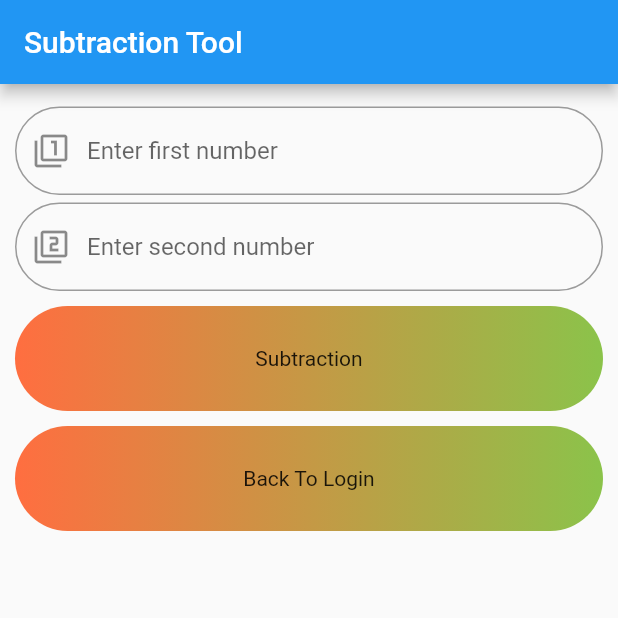
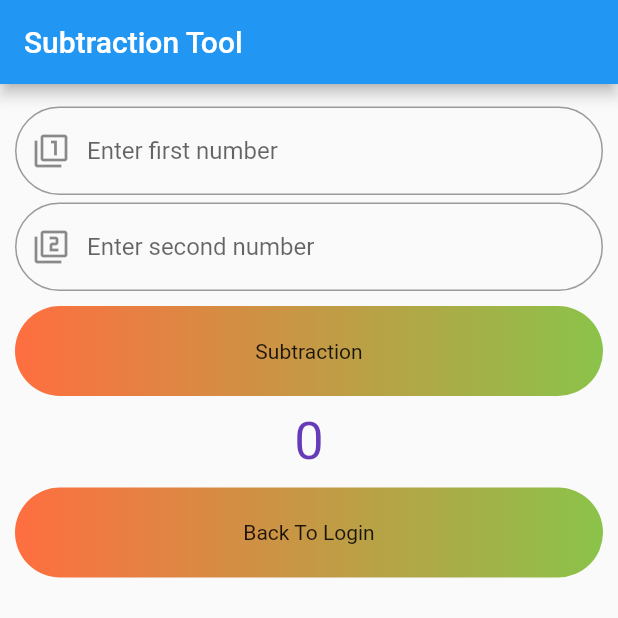
Before and after one commit to Arathy-up/Flutter-Assignment3, a Flutter app: the screen it shows after launch, after a tap on "Sub", on a phone screen of 412 x 824 dp, the top half of it. Run offline on Flutter 3.47's test engine with Material 2 defaults, Android fonts, the phone set to English and light mode, and no system bars.

Commit message:
use of setstate widget

```diff
--- a/lib/Calculator.dart
+++ b/lib/Calculator.dart
@@ -7,7 +7,11 @@ import 'package:flutter_app_assignment3/Subtraction.dart';
 class Calculator extends StatelessWidget {
   @override
   Widget build(BuildContext context) {
-    return Container(
+    return SizedBox.expand(
+      child: Container(
+        decoration: BoxDecoration(
+          gradient: LinearGradient(colors: [Colors.lightGreenAccent,Colors.deepOrangeAccent])
+        ),
         padding: EdgeInsets.all(10.0),
         child: Column(
           children:<Widget> [
@@ -15,30 +19,39 @@ class Calculator extends StatelessWidget {
               child: RaisedButton(onPressed: (){
                 Navigator.push(context, MaterialPageRoute(builder: (context)=>Addition()));
               },
-            child: Text("Add")),
+              child: Text("Add",style: TextStyle(
+                color: Colors.deepPurple
+              ),)),
             ),
             SizedBox(height: 5.0),
             Center(
               child: RaisedButton(onPressed:(){
                 Navigator.push(context, MaterialPageRoute(builder: (context)=>Subtraction()));
               },
-            child:Text("Sub")),
+              child:Text("Sub",style: TextStyle(
+                color: Colors.deepPurple
+              ),)),
             ),
             SizedBox(height: 5.0),
             Center(
               child: RaisedButton(onPressed: (){
                 Navigator.push(context, MaterialPageRoute(builder: (context)=>Multiplication()));
               },
-            child: Text("Mul")),
+              child: Text("Mul",style: TextStyle(
+                color: Colors.deepPurple
+              ),)),
             ),
             SizedBox(height: 5.0),
             Center(
               child: RaisedButton(onPressed: (){
                 Navigator.push(context, MaterialPageRoute(builder: (context)=>Division()));
               },
-            child:Text("Div")),
+              child:Text("Div",style: TextStyle(
+                color: Colors.deepPurple
+              ),)),
             ),
           ],
+        ),
       ),
     );
   }
--- a/lib/Subtraction.dart
+++ b/lib/Subtraction.dart
@@ -6,6 +6,7 @@ class Subtraction extends StatefulWidget {
 }
 
 class _SubtractionState extends State<Subtraction> {
+  String res="0";
   TextEditingController s1=TextEditingController();
   TextEditingController s2=TextEditingController();
   @override
@@ -22,6 +23,9 @@ class _SubtractionState extends State<Subtraction> {
             children: <Widget>[
               SizedBox(height: 5.0,),
               TextField(
+                style: TextStyle(
+                  color: Colors.indigo
+                ),
                 controller: s1,
                 decoration: InputDecoration(
                   hintText: "Enter first number",
@@ -33,6 +37,9 @@ class _SubtractionState extends State<Subtraction> {
               ),
               SizedBox(height: 5.0,),
               TextField(
+                style: TextStyle(
+                    color: Colors.indigo
+                ),
                 controller: s2,
                 decoration: InputDecoration(
                   hintText: "Enter second number",
@@ -48,10 +55,12 @@ class _SubtractionState extends State<Subtraction> {
                   var s=int.parse(s1.text);
                   var ss=int.parse(s2.text);
                   var sss=s-ss;
-                  print(sss);
+                  setState(() {
+                    res=sss.toString();
+                  });
                 },
                 child: Container(
-                  height: 70.0,
+                  height: 60.0,
                   width: 500.0,
                   decoration: BoxDecoration(
                     gradient: LinearGradient(colors: [Colors.deepOrangeAccent,Colors.lightGreen]),
@@ -61,12 +70,17 @@ class _SubtractionState extends State<Subtraction> {
                 ),
               ),
               SizedBox(height: 10.0,),
+              Text(res,style: TextStyle(
+                fontSize: 35.0,
+                color: Colors.deepPurple
+              ),),
+              SizedBox(height: 10.0,),
               GestureDetector(
                 onTap: (){
                   Navigator.push(context, MaterialPageRoute(builder: (context)=>Calculation()));
                 },
                 child: Container(
-                  height: 70.0,
+                  height: 60.0,
                   width: 500.0,
                   decoration: BoxDecoration(
                     gradient: LinearGradient(colors: [Colors.deepOrangeAccent,Colors.lightGreen]),
```
Also changed, not shown: lib/Addition.dart (+16 -3 lines), lib/Division.dart (+16 -3 lines), lib/Multiplication.dart (+16 -3 lines). Lines whose indentation alone changed are shown as unchanged.
